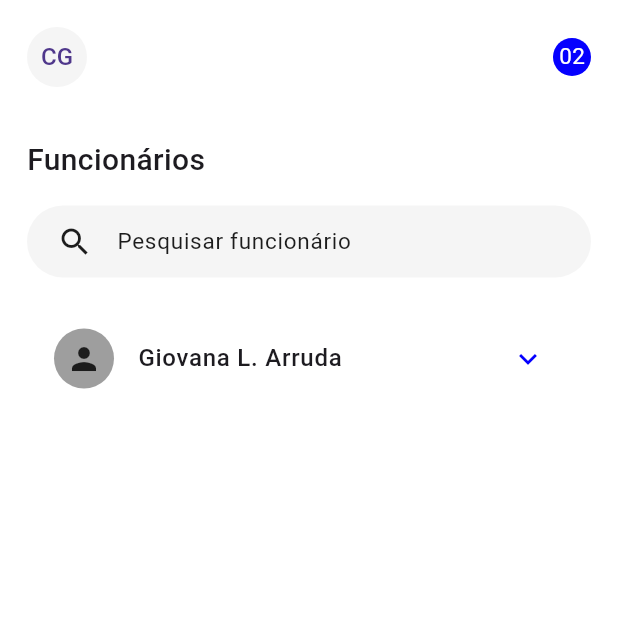
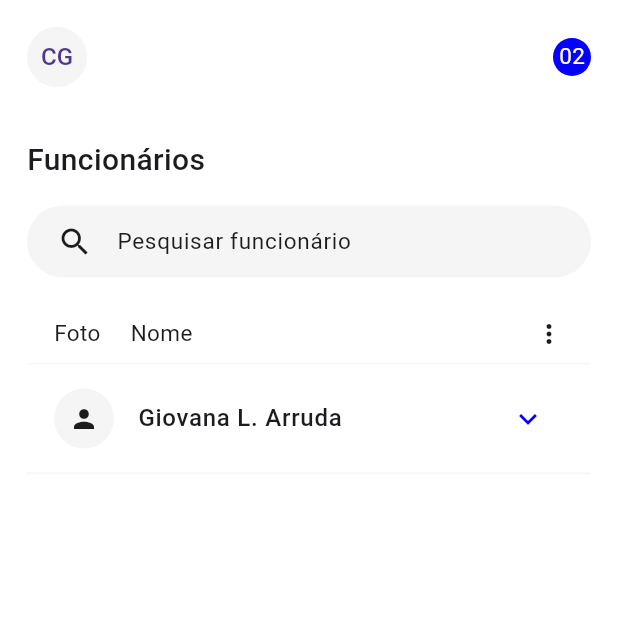
Before and after one commit to Barba2k2/be_talent_challeng_app, a Flutter app: the screen it shows after launch, on a phone screen of 412 x 824 dp, the top half of it. Run offline on Flutter 3.47's test engine with Material 3 defaults, Android fonts, the light colour scheme and no system bars; Roboto replaces fonts that are missing (Helvetica).

Commit message:
refactor(employees-list): Update EmployeesList widget layout and styling

```diff
--- a/lib/src/widgets/employees_list.dart
+++ b/lib/src/widgets/employees_list.dart
@@ -12,24 +12,68 @@ class EmployeesList extends StatelessWidget {
       admissionDate: '00/00/0000',
       phone: '+55 (55) 55555-555',
     ),
-    // Adicione mais funcionários aqui
   ];
 
   @override
   Widget build(BuildContext context) {
-    return ListView.builder(
+    return Column(
+      children: [
+        // Cabeçalho da lista
+        Container(
+          padding: const EdgeInsets.symmetric(
+            horizontal: SpacingDS.md,
+            vertical: SpacingDS.sm,
+          ),
+          decoration: BoxDecoration(
+            border: Border(
+              bottom: BorderSide(
+                color: ColorsDS.gray05,
+                width: 1,
+              ),
+            ),
+          ),
+          child: Row(
+            children: [
+              Text(
+                'Foto',
+                style: TypographyDS.h3.copyWith(
+                  color: ColorsDS.black,
+                ),
+              ),
+              const SizedBox(width: SpacingDS.lg),
+              Text(
+                'Nome',
+                style: TypographyDS.h3.copyWith(
+                  color: ColorsDS.black,
+                ),
+              ),
+              const Spacer(),
+              Icon(
+                Icons.more_vert,
+                color: ColorsDS.black,
+                size: 20,
+              ),
+            ],
+          ),
+        ),
+        // Lista de funcionários
+        Expanded(
+          child: ListView.builder(
             itemCount: employees.length,
             itemBuilder: (context, index) {
               final employee = employees[index];
               return EmployerCardDS(
                 title: employee.name,
                 leading: CircleAvatar(
-            backgroundColor: ColorsDS.gray20,
+                  radius: 20,
+                  backgroundColor: ColorsDS.gray05,
                   child: Icon(
                     Icons.person,
                     color: ColorsDS.black,
+                    size: 20,
                   ),
                 ),
+                showDivider: true,
                 children: [
                   _buildInfoRow('Cargo', employee.position),
                   _buildInfoRow('Data de admissão', employee.admissionDate),
@@ -37,6 +81,9 @@ class EmployeesList extends StatelessWidget {
                 ],
               );
             },
+          ),
+        ),
+      ],
     );
   }
 
```
Lines whose indentation alone changed are shown as unchanged.
